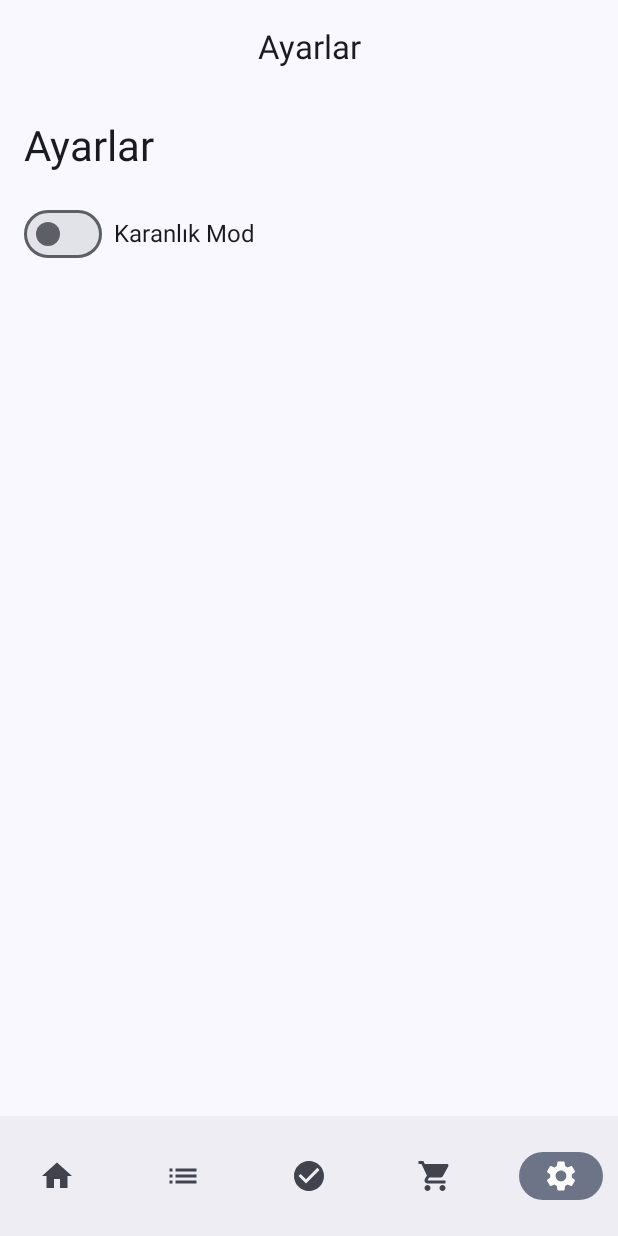
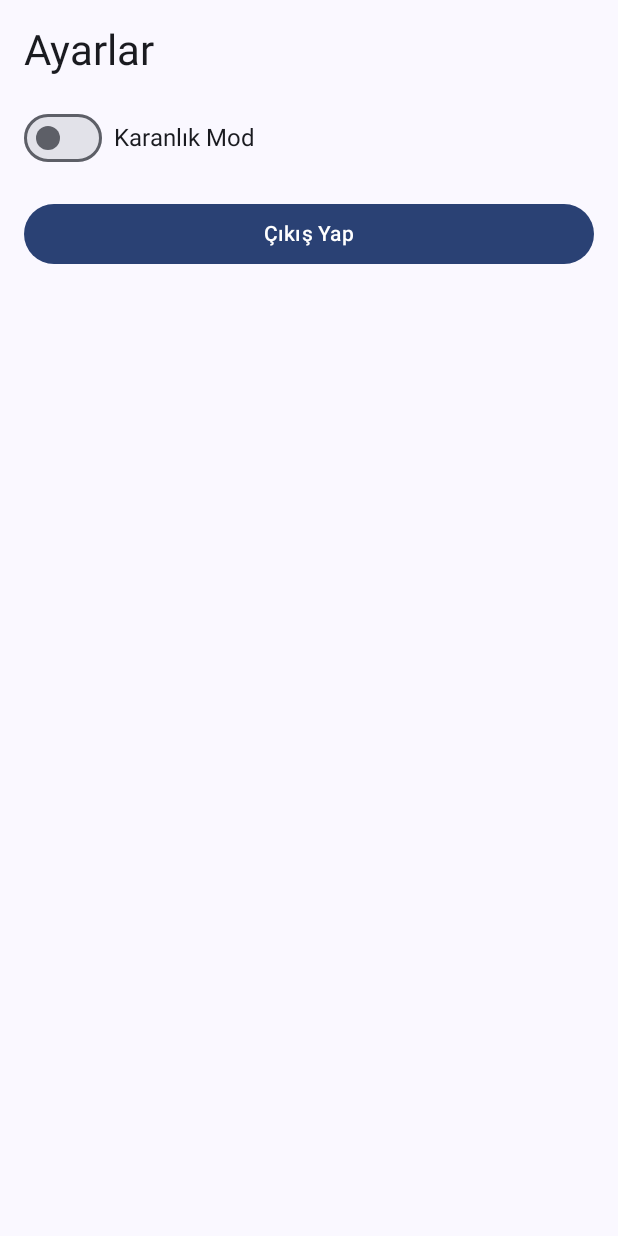
Before and after one commit to rakun256/faturapay-mobile, an Android app built with Jetpack Compose: the SettingsScreen screen opened through its navigation route, on a phone screen of 412 x 824 dp. Run offline under Robolectric (Android 15) with nearby library versions, the phone set to English and light mode, and no system bars; our stand-ins replace livedata-compose.

Commit message:
nearly finished

```diff
--- a/app/build.gradle.kts
+++ b/app/build.gradle.kts
@@ -57,6 +57,7 @@ dependencies {
     implementation("androidx.navigation:navigation-compose:2.7.5")
     debugImplementation("androidx.compose.ui:ui-tooling")
     implementation("androidx.activity:activity-compose:1.7.2")
+    implementation("androidx.compose.ui:ui-text")
 
     // **Lifecycle & ViewModel**
     implementation("androidx.lifecycle:lifecycle-viewmodel-compose:2.8.0")
--- a/app/src/main/java/com/faturapay/MainActivity.kt
+++ b/app/src/main/java/com/faturapay/MainActivity.kt
@@ -10,15 +10,17 @@ import androidx.compose.material3.*
 import androidx.compose.material.icons.Icons
 import androidx.compose.material.icons.filled.*
 import androidx.compose.runtime.Composable
+import androidx.compose.runtime.collectAsState
 import androidx.compose.runtime.getValue
 import androidx.compose.ui.Modifier
 import androidx.compose.ui.tooling.preview.Preview
 import androidx.lifecycle.viewmodel.compose.viewModel
+import androidx.navigation.NavController
 import androidx.navigation.NavHostController
 import androidx.navigation.compose.*
 import com.faturapay.ui.screens.*
 import com.faturapay.ui.theme.FaturaPayTheme
-import com.faturapay.viewmodel.InvoiceViewModel
+import com.faturapay.viewmodel.AuthViewModel
 
 class MainActivity : ComponentActivity() {
     override fun onCreate(savedInstanceState: Bundle?) {
@@ -26,7 +28,8 @@ class MainActivity : ComponentActivity() {
         setContent {
             FaturaPayTheme {
                 val navController = rememberNavController()
-                AppContent(navController)
+                val authViewModel: AuthViewModel = viewModel()
+                AppContent(navController, authViewModel)
             }
         }
     }
@@ -34,23 +37,26 @@ class MainActivity : ComponentActivity() {
 
 @OptIn(ExperimentalMaterial3Api::class)
 @Composable
-fun AppContent(navController: NavHostController) {
-    val currentRoute by navController.currentBackStackEntryAsState()
-    val route = currentRoute?.destination?.route ?: "dashboard"
+fun AppContent(navController: NavHostController, authViewModel: AuthViewModel) {
+    val isLoggedIn by authViewModel.isLoggedIn.collectAsState()
 
     Scaffold(
         modifier = Modifier.fillMaxSize(),
         topBar = {
-            CenterAlignedTopAppBar(
-                title = { Text(getScreenTitle(route)) }
-            )
+            if (isLoggedIn) {
+                CenterAlignedTopAppBar(
+                    title = { Text(getScreenTitle(navController.currentDestination?.route ?: "dashboard")) }
+                )
+            }
         },
         bottomBar = {
-            BottomNavigationBar(navController)
+            if (isLoggedIn) {
+                BottomNavigationBar(navController)
+            }
         }
     ) { innerPadding ->
         Box(modifier = Modifier.padding(innerPadding)) {
-            NavigationGraph(navController)
+            NavigationGraph(navController, authViewModel)
         }
     }
 }
@@ -69,13 +75,14 @@ fun getScreenTitle(route: String): String {
 
 // **Navigasyon Grafiği**
 @Composable
-fun NavigationGraph(navController: NavHostController) {
-    val invoiceViewModel: InvoiceViewModel = viewModel() // Create or get the ViewModel instance
-    NavHost(navController, startDestination = "dashboard") {
+fun NavigationGraph(navController: NavHostController, authViewModel: AuthViewModel) {
+    NavHost(navController, startDestination = if (authViewModel.isLoggedIn.collectAsState().value) "dashboard" else "login") {
+        composable("login") { LoginScreen(navController, authViewModel) }
+        composable("signup") { SignupScreen(navController, authViewModel) }
         composable("dashboard") { DashboardScreen(navController) }
         composable("invoices") { InvoiceListScreen() }
         composable("payment") { PaymentScreen() }
-        composable("settings") { SettingsScreen() }
+        composable("settings") { SettingsScreen(navController, authViewModel = AuthViewModel()) }
         composable("subscriptions") { SubscriptionScreen() }
     }
 }
@@ -93,7 +100,8 @@ fun BottomNavigationBar(navController: NavHostController) {
                 navController.navigate("dashboard") {
                     popUpTo(navController.graph.startDestinationId) { saveState = true }
                     launchSingleTop = true
-                    restoreState = true }
+                    restoreState = true
+                }
             }
         )
 
@@ -104,18 +112,20 @@ fun BottomNavigationBar(navController: NavHostController) {
                 navController.navigate("invoices") {
                     popUpTo(navController.graph.startDestinationId) { saveState = true }
                     launchSingleTop = true
-                    restoreState = true }
+                    restoreState = true
+                }
             }
         )
 
         NavigationBarItem(
-            icon = { Icon(imageVector = Icons.Filled.CheckCircle, contentDescription = "Abonelikler")},
+            icon = { Icon(Icons.Default.CheckCircle, contentDescription = "Abonelikler") },
             selected = currentRoute == "subscriptions",
             onClick = {
                 navController.navigate("subscriptions") {
                     popUpTo(navController.graph.startDestinationId) { saveState = true }
                     launchSingleTop = true
-                    restoreState = true }
+                    restoreState = true
+                }
             }
         )
 
@@ -126,7 +136,8 @@ fun BottomNavigationBar(navController: NavHostController) {
                 navController.navigate("payment") {
                     popUpTo(navController.graph.startDestinationId) { saveState = true }
                     launchSingleTop = true
-                    restoreState = true }
+                    restoreState = true
+                }
             }
         )
 
@@ -137,18 +148,19 @@ fun BottomNavigationBar(navController: NavHostController) {
                 navController.navigate("settings") {
                     popUpTo(navController.graph.startDestinationId) { saveState = true }
                     launchSingleTop = true
-                    restoreState = true }
+                    restoreState = true
+                }
             }
         )
     }
 }
 
-// **Uygulama Önizleme**
 @Preview(showBackground = true)
 @Composable
 fun AppPreview() {
     FaturaPayTheme {
         val navController = rememberNavController()
-        AppContent(navController)
+        val authViewModel: AuthViewModel = viewModel()
+        AppContent(navController, authViewModel)
     }
 }
--- a/app/src/main/java/com/faturapay/ui/screens/LoginScreen.kt
+++ b/app/src/main/java/com/faturapay/ui/screens/LoginScreen.kt
@@ -7,6 +7,7 @@ import androidx.compose.material.icons.filled.Email
 import androidx.compose.material.icons.filled.Lock
 import androidx.compose.material3.*
 import androidx.compose.runtime.*
+import androidx.compose.runtime.livedata.observeAsState
 import androidx.compose.ui.Alignment
 import androidx.compose.ui.Modifier
 import androidx.compose.ui.text.input.KeyboardType
@@ -14,13 +15,29 @@ import androidx.compose.ui.text.input.PasswordVisualTransformation
 import androidx.compose.ui.unit.dp
 import androidx.lifecycle.viewmodel.compose.viewModel
 import androidx.navigation.NavController
-import com.faturapay.ui.theme.*
+import com.faturapay.viewmodel.AuthViewModel
 import com.faturapay.viewmodel.LoginViewModel
 
 @OptIn(ExperimentalMaterial3Api::class)
 @Composable
-fun LoginScreen(navController: NavController, viewModel: LoginViewModel = viewModel()) {
-    var errorMessage by remember { mutableStateOf("") }
+fun LoginScreen(
+    navController: NavController,
+    authViewModel: AuthViewModel,
+    loginViewModel: LoginViewModel = viewModel()
+) {
+    val email by loginViewModel.email.observeAsState("")
+    val password by loginViewModel.password.observeAsState("")
+    val loginStatus by loginViewModel.isLoginSuccessful.observeAsState()
+
+    // Giriş başarılıysa yönlendirme yapmak için side-effect kullanıyoruz.
+    LaunchedEffect(loginStatus) {
+        if (loginStatus == true) {
+            authViewModel.login()
+            navController.navigate("dashboard") {
+                popUpTo("login") { inclusive = true }
+            }
+        }
+    }
 
     Column(
         modifier = Modifier
@@ -29,56 +46,52 @@ fun LoginScreen(navController: NavController, viewModel: LoginViewModel = viewMo
         horizontalAlignment = Alignment.CenterHorizontally,
         verticalArrangement = Arrangement.Center
     ) {
-        Text("Giriş Yap", style = MaterialTheme.typography.headlineMedium, color = DarkPrimary)
+        Text("Giriş Yap", style = MaterialTheme.typography.headlineMedium)
 
         Spacer(modifier = Modifier.height(16.dp))
 
         OutlinedTextField(
-            value = viewModel.email.value ?: "",
-            onValueChange = { viewModel.email.value = it },
+            value = email,
+            onValueChange = { loginViewModel.email.value = it },
             label = { Text("E-posta") },
-            leadingIcon = { Icon(Icons.Default.Email, contentDescription = "Email") },
             modifier = Modifier.fillMaxWidth(),
-            keyboardOptions = KeyboardOptions(keyboardType = KeyboardType.Email)
+            keyboardOptions = KeyboardOptions(keyboardType = KeyboardType.Email),
+            leadingIcon = { Icon(Icons.Default.Email, contentDescription = "Email") }
         )
 
         Spacer(modifier = Modifier.height(8.dp))
 
         OutlinedTextField(
-            value = viewModel.password.value ?: "",
-            onValueChange = { viewModel.password.value = it },
+            value = password,
+            onValueChange = { loginViewModel.password.value = it },
             label = { Text("Şifre") },
-            leadingIcon = { Icon(Icons.Default.Lock, contentDescription = "Password") },
+            modifier = Modifier.fillMaxWidth(),
+            keyboardOptions = KeyboardOptions(keyboardType = KeyboardType.Password),
             visualTransformation = PasswordVisualTransformation(),
-            modifier = Modifier.fillMaxWidth(),
-            keyboardOptions = KeyboardOptions(keyboardType = KeyboardType.Password)
+            leadingIcon = { Icon(Icons.Default.Lock, contentDescription = "Şifre") }
         )
-
-        if (errorMessage.isNotEmpty()) {
-            Text(errorMessage, color = MaterialTheme.colorScheme.error, modifier = Modifier.padding(8.dp))
-        }
 
         Spacer(modifier = Modifier.height(16.dp))
 
         Button(
-            onClick = {
-                viewModel.validateAndLogin()
-                if (viewModel.isLoginSuccessful.value == true) {
-                    navController.navigate("dashboard")
-                } else {
-                    errorMessage = "Geçersiz e-posta veya şifre!"
-                }
-            },
-            modifier = Modifier.fillMaxWidth(),
-            colors = ButtonDefaults.buttonColors(containerColor = AccentColor)
+            onClick = { loginViewModel.validateAndLogin() },
+            modifier = Modifier.fillMaxWidth()
         ) {
-            Text("Giriş Yap", color = White)
+            Text("Giriş Yap")
+        }
+
+        if (loginStatus == false) {
+            Text(
+                "Geçersiz giriş! Lütfen bilgilerinizi kontrol edin.",
+                color = MaterialTheme.colorScheme.error,
+                modifier = Modifier.padding(8.dp)
+            )
         }
 
         Spacer(modifier = Modifier.height(16.dp))
 
         TextButton(onClick = { navController.navigate("signup") }) {
-            Text("Hesabınız yok mu? Kayıt olun", color = DarkPrimary)
+            Text("Hesabınız yok mu? Kayıt olun")
         }
     }
 }
--- a/app/src/main/java/com/faturapay/ui/screens/SettingsScreen.kt
+++ b/app/src/main/java/com/faturapay/ui/screens/SettingsScreen.kt
@@ -8,11 +8,17 @@ import androidx.compose.ui.unit.dp // Eksik import eklendi
 import androidx.lifecycle.viewmodel.compose.viewModel
 import androidx.compose.runtime.livedata.observeAsState // Eksik import eklendi
 import androidx.compose.ui.Alignment
+import androidx.navigation.NavController
+import com.faturapay.viewmodel.AuthViewModel
 import com.faturapay.viewmodel.SettingsViewModel
 
 @OptIn(ExperimentalMaterial3Api::class)
 @Composable
-fun SettingsScreen(viewModel: SettingsViewModel = viewModel()) {
+fun SettingsScreen(
+    navController: NavController, // NavController ekleniyor
+    viewModel: SettingsViewModel = viewModel(),
+    authViewModel: AuthViewModel
+) {
     val darkModeEnabled by viewModel.darkModeEnabled.observeAsState(false)
 
     Column(
@@ -31,5 +37,19 @@ fun SettingsScreen(viewModel: SettingsViewModel = viewModel()) {
             Spacer(modifier = Modifier.width(8.dp))
             Text("Karanlık Mod")
         }
+
+        Spacer(modifier = Modifier.height(16.dp))
+
+        Button(
+            onClick = {
+                authViewModel.logout()
+                navController.navigate("login") {
+                    popUpTo("login") { inclusive = true }
+                }
+            },
+            modifier = Modifier.fillMaxWidth()
+        ) {
+            Text("Çıkış Yap")
+        }
     }
 }
--- /dev/null
+++ b/app/src/main/java/com/faturapay/viewmodel/AuthViewModel.kt
@@ -0,0 +1,18 @@
+package com.faturapay.viewmodel
+
+import androidx.lifecycle.ViewModel
+import kotlinx.coroutines.flow.MutableStateFlow
+import kotlinx.coroutines.flow.StateFlow
+
+class AuthViewModel : ViewModel() {
+    private val _isLoggedIn = MutableStateFlow(false)
+    val isLoggedIn: StateFlow<Boolean> = _isLoggedIn
+
+    fun login() {
+        _isLoggedIn.value = true
+    }
+
+    fun logout() {
+        _isLoggedIn.value = false
+    }
+}
--- a/app/src/main/java/com/faturapay/viewmodel/LoginViewModel.kt
+++ b/app/src/main/java/com/faturapay/viewmodel/LoginViewModel.kt
@@ -12,6 +12,7 @@ class LoginViewModel : ViewModel() {
         if (email.value.isNullOrBlank() || password.value.isNullOrBlank()) {
             isLoginSuccessful.value = false
         } else {
+            // Test kullanıcı bilgileri: test@faturapay.com, 123456
             isLoginSuccessful.value = email.value == "test@faturapay.com" && password.value == "123456"
         }
     }
```
Also changed, not shown: app/src/main/java/com/faturapay/ui/screens/SignupScreen.kt (+41 -40 lines), app/src/main/java/com/faturapay/viewmodel/SignupViewModel.kt (+6 -13 lines).
